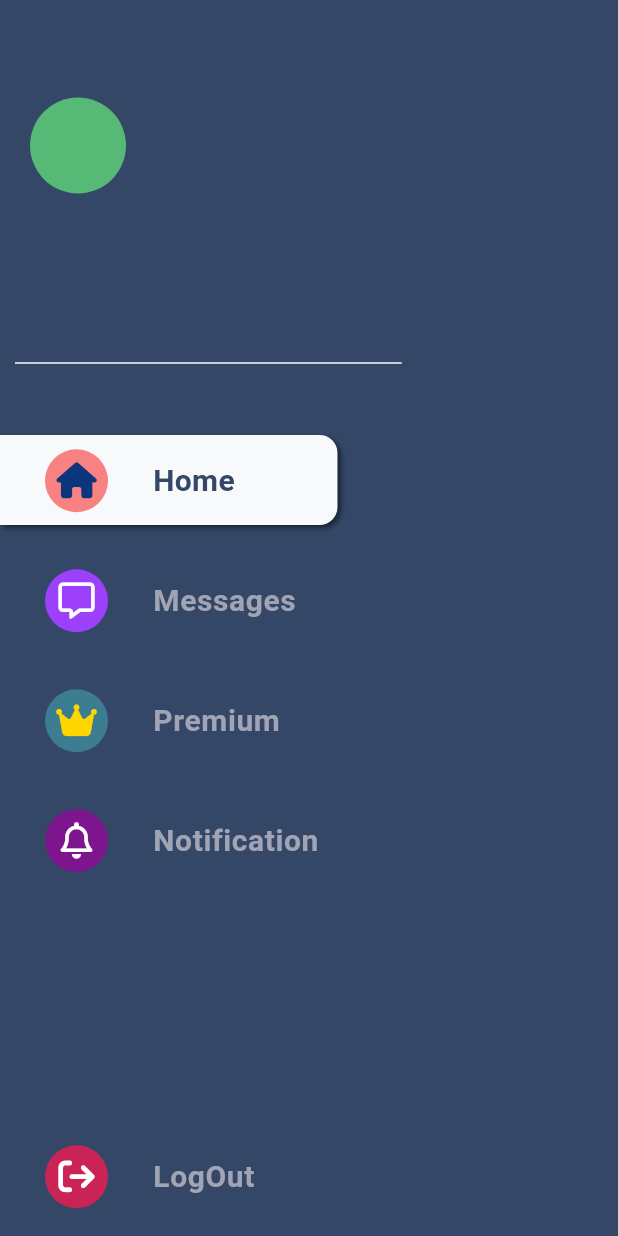
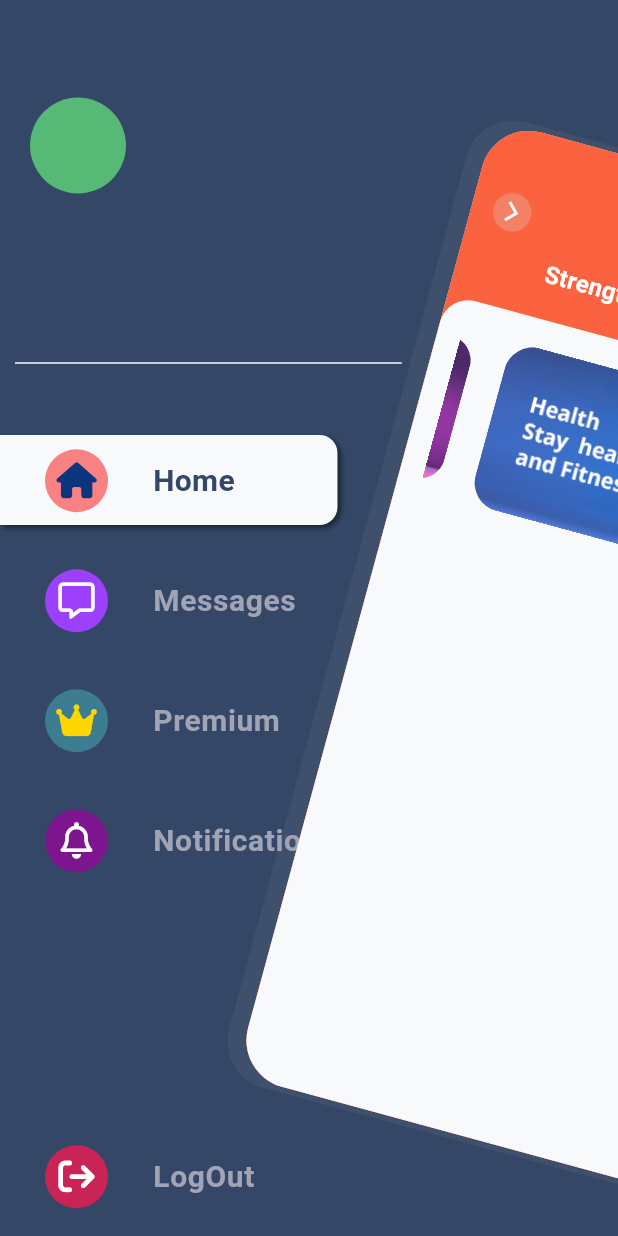
Before and after one commit to Inferno-Team/healthy_minder, a Flutter app: the HomePage screen opened by its route, after a tap on the "menu" icon, on a phone screen of 412 x 824 dp. Run offline on Flutter 3.47's test engine with Material 3 defaults, Android fonts, the phone set to English and light mode, and no system bars; drawn by our look-alikes of carousel_slider; our stand-ins replace font_awesome_flutter, get, get_storage, multi_dropdown, percent_indicator; missing offline and left inert: dart_pusher_channels; accounts and stored records are empty.

Commit message:
fix some bugs and add drawer and fix image slider

```diff
--- a/lib/main.dart
+++ b/lib/main.dart
@@ -9,7 +9,7 @@ import 'package:healthy_minder/utils/translator.dart';
 
 void main() async {
   await GetStorage.init();
-  await PusherSocket().init();
+  // await PusherSocket().init();
   runApp(const MyApp());
 }
 
@@ -23,7 +23,7 @@ class MyApp extends StatelessWidget {
       getPages: HealthyRoutes.getPages(),
       debugShowCheckedModeBanner: false,
       initialRoute:
-          isLoggedIn ? HealthyRoutes.HomePageRoute : HealthyRoutes.loginRoute,
+          isLoggedIn ? HealthyRoutes.homePageRoute : HealthyRoutes.loginRoute,
       builder: (context, child) => Container(
         // textDirection: TextDirection.ltr,
         child: child ?? Container(),
--- a/lib/ui/auth/login/login_page.dart
+++ b/lib/ui/auth/login/login_page.dart
@@ -111,7 +111,7 @@ class LoginPage extends GetView<LoginViewmodel> {
                   child: custemBtn(
                     textbtn: Keys.login.name.tr,
                     onPressed: () {
-                      Get.toNamed(HealthyRoutes.HomePageRoute);
+                      Get.toNamed(HealthyRoutes.homePageRoute);
                     },
                   ),
                 )
--- a/lib/ui/auth/signup/thirt_signup/final_signup_viewmodel.dart
+++ b/lib/ui/auth/signup/final_signup/final_signup_viewmodel.dart
@@ -4,7 +4,7 @@ import 'package:healthy_minder/models/goal.dart';
 import 'package:healthy_minder/utils/storage_helper.dart';
 import 'package:multi_dropdown/models/value_item.dart';
 
-class ThirtSignupViewModel extends GetxController {
+class ThirdSignupViewModel extends GetxController {
   final _diseases = RxList<ValueItem<Disease>>.empty();
   final _goals = RxList<ValueItem<Goal>>.empty();
   final _selectedDiseases = [].obs;
--- a/lib/ui/auth/signup/second_signup/personal_info.dart
+++ b/lib/ui/auth/signup/second_signup/personal_info.dart
@@ -157,7 +157,7 @@ class SecondSignupPage extends GetView<PersonalInfoViewModel> {
                   child: custemBtn(
                     textbtn: Keys.next.name.tr,
                     onPressed: () {
-                      Get.toNamed(HealthyRoutes.thirtSignupRoute);
+                      Get.toNamed(HealthyRoutes.finalSignupRoute);
                     },
                   ),
                 )
--- a/lib/ui/auth/signup/second_signup/personal_info_binding.dart
+++ b/lib/ui/auth/signup/second_signup/personal_info_binding.dart
@@ -1,7 +1,7 @@
 import 'package:get/get.dart';
 import 'package:healthy_minder/ui/auth/signup/second_signup/personal_info_viewmodel.dart';
 
-class PersonalInfoBinding extends Bindings {
+class PersonalInfoBinding extends Bindings  {
   @override
   void dependencies() {
     Get.lazyPut(() => PersonalInfoViewModel());
--- a/lib/ui/custom/custem_card.dart
+++ b/lib/ui/custom/custem_card.dart
@@ -47,7 +47,7 @@ class CustemTrainingCard extends StatelessWidget {
                       Padding(
                         padding: const EdgeInsets.only(top: 10),
                         child: Text(
-                          Keys.exercies.name.tr + Keys.thisWeek.name.tr,
+                          Keys.exercise.name.tr + Keys.thisWeek.name.tr,
                           style: const TextStyle(
                               color: Color.fromRGBO(103, 116, 142, 1)),
                         ),
--- a/lib/ui/custom/custem_containerborder.dart
+++ b/lib/ui/custom/custem_containerborder.dart
@@ -3,6 +3,7 @@ import 'package:healthy_minder/utils/themes.dart';
 
 class CustemContainer extends StatelessWidget {
   final Widget child;
+
   const CustemContainer({super.key, required this.child});
 
   @override
@@ -12,11 +13,15 @@ class CustemContainer extends StatelessWidget {
     return SingleChildScrollView(
       scrollDirection: Axis.vertical,
       child: Container(
-        height: size.height - 172,
+        height: size.height - 150,
         decoration: const BoxDecoration(
-            color: Color.fromRGBO(248, 249, 250, 1),
-            borderRadius: BorderRadius.only(
-                topLeft: Radius.circular(24), topRight: Radius.circular(24))),
+          color: Color.fromRGBO(248, 249, 250, 1),
+          borderRadius: BorderRadius.only(
+            topLeft: Radius.circular(24),
+            topRight: Radius.circular(24),
+            bottomLeft: Radius.circular(40),
+          ),
+        ),
         child: child,
       ),
     );
--- a/lib/ui/home/home_biding.dart
+++ b/lib/ui/home/home_biding.dart
@@ -1,9 +1,12 @@
 import 'package:get/get.dart';
 import 'package:healthy_minder/ui/home/home_viewmodel.dart';
+import 'package:healthy_minder/ui/welcome/welcome_viewmodel.dart';
 
 class HomeBinding extends Bindings {
   @override
   void dependencies() {
+    Get.lazyPut(() => WelcomeViewModel());
     Get.lazyPut(() => HomeViewModel());
+
   }
 }
--- a/lib/ui/home/home_page.dart
+++ b/lib/ui/home/home_page.dart
@@ -1,9 +1,11 @@
 import 'package:flutter/material.dart';
 import 'package:font_awesome_flutter/font_awesome_flutter.dart';
 import 'package:get/get.dart';
+import 'package:healthy_minder/gen/assets.gen.dart';
 import 'package:healthy_minder/ui/custom/custem_circular_btn.dart';
 import 'package:healthy_minder/ui/custom/custem_containerborder.dart';
 import 'package:healthy_minder/ui/home/home_viewmodel.dart';
+import 'package:healthy_minder/ui/welcome/welcome_page.dart';
 import 'package:healthy_minder/utils/storage_helper.dart';
 import 'package:healthy_minder/utils/translator.dart';
 import 'package:healthy_minder/utils/constances.dart';
@@ -14,25 +16,98 @@ class HomePage extends GetView<HomeViewModel> {
 
   @override
   Widget build(BuildContext context) {
-    final List imglist = [
-      Image.asset('images/img01.jpg'),
-      Image.asset('images/img01.jpg'),
-      Image.asset('images/img01.jpg'),
-    ];
     Size size = MediaQuery.of(context).size;
 
-    return Scaffold(
+    return WillPopScope(
+      onWillPop: null,
+      child: Scaffold(
         backgroundColor: const Color.fromRGBO(251, 99, 64, 1),
-      body: ListView(children: [
-        SizedBox(
-          height: size.height - 40,
+        body: Stack(
+          children: [
+            const WelcomePage(),
+            Obx(
+              () => AnimatedContainer(
+                transform: Matrix4.translationValues(
+                  controller.xOffset,
+                  controller.yOffset,
+                  0,
+                )
+                  ..scale(controller.isDrawerOpen ? 0.80 : 1.00)
+                  ..rotateZ(controller.isDrawerOpen ? -50 : 0.00),
+                duration: const Duration(milliseconds: 200),
+                decoration: BoxDecoration(
+                  color: Colors.white,
+                  borderRadius: controller.isDrawerOpen
+                      ? BorderRadius.circular(40)
+                      : BorderRadius.circular(0),
+                  boxShadow: [
+                    BoxShadow(
+                      color: Colors.grey.withOpacity(0.1),
+                      spreadRadius: 5,
+                      offset: Offset(controller.xShadowOffset, 0),
+                    )
+                  ],
+                ),
+                child: SingleChildScrollView(
+                  physics: const NeverScrollableScrollPhysics(),
+                  child: Column(
+                    children: [
+                      Container(
+                        height: size.height,
+                        decoration: BoxDecoration(
+                          color: const Color.fromRGBO(251, 99, 64, 1),
+                          borderRadius: controller.isDrawerOpen
+                              ? BorderRadius.circular(40)
+                              : BorderRadius.circular(0),
+                        ),
                         child: Column(
                           mainAxisAlignment: MainAxisAlignment.start,
                           crossAxisAlignment: CrossAxisAlignment.start,
                           children: [
-              Container(
+                            CustomHomeTopBar(
+                              isDrawerOpen: controller.isDrawerOpen,
+                              toggleMenu: controller.toggleMenu,
+                            ),
+                            HomeScreen()
+                          ],
+                        ),
+                      ),
+                    ],
+                  ),
+                ),
+              ),
+            ),
+          ],
+        ),
+      ),
+    );
+  }
+}
+
+class CustomHomeTopBar extends StatelessWidget {
+  final bool isDrawerOpen;
+  final void Function()? toggleMenu;
+
+  const CustomHomeTopBar({
+    super.key,
+    required this.isDrawerOpen,
+    this.toggleMenu,
+  });
+
+  @override
+  Widget build(BuildContext context) {
+    return Container(
+      height: 150,
+      decoration: BoxDecoration(
         color: const Color.fromRGBO(251, 99, 64, 1),
-                height: 132,
+        borderRadius: isDrawerOpen
+            ? const BorderRadius.only(
+                topLeft: Radius.circular(40),
+              )
+            : const BorderRadius.only(
+                topLeft: Radius.circular(0),
+              ),
+      ),
       child: Padding(
         padding: const EdgeInsets.only(top: 32),
         child: Center(
@@ -40,19 +115,20 @@ class HomePage extends GetView<HomeViewModel> {
             mainAxisAlignment: MainAxisAlignment.center,
             crossAxisAlignment: CrossAxisAlignment.center,
             children: [
-                      Row(
-                        mainAxisAlignment: MainAxisAlignment.center,
+              Padding(
+                padding: const EdgeInsets.symmetric(horizontal: 18),
+                child: Row(
+                  mainAxisAlignment: MainAxisAlignment.spaceBetween,
                   crossAxisAlignment: CrossAxisAlignment.center,
                   children: [
                     CustemCircularBtn(
-                              onTap: () {
-                                Get.toNamed(HealthyRoutes.welcomeRoute);
-                              },
-                              containerchild: const Icon(
-                                Icons.menu,
+                      onTap: toggleMenu,
+                      containerchild: Icon(
+                        isDrawerOpen ? Icons.arrow_forward_ios : Icons.menu,
                         size: 20,
-                                color: Color.fromRGBO(255, 255, 255, 1),
-                              )),
+                        color: const Color.fromRGBO(255, 255, 255, 1),
+                      ),
+                    ),
                     Padding(
                       padding: const EdgeInsets.only(left: 16),
                       child: Text(
@@ -74,8 +150,11 @@ class HomePage extends GetView<HomeViewModel> {
                           FontAwesomeIcons.bell,
                           size: 20,
                           color: Color.fromRGBO(255, 255, 255, 1),
-                                  )))
+                        ),
+                      ),
+                    )
                   ],
+                ),
               ),
               Padding(
                 padding: const EdgeInsets.only(top: 12),
@@ -86,14 +165,32 @@ class HomePage extends GetView<HomeViewModel> {
                   style: const TextStyle(
                     fontWeight: FontWeight.bold,
                     fontSize: 20,
-                              color: Color.fromRGBO(255, 255, 255, 1)),
+                    color: Color.fromRGBO(255, 255, 255, 1),
+                  ),
                 ),
               )
             ],
-                  )),
           ),
         ),
-              CustemContainer(
+      ),
+    );
+  }
+}
+
+class HomeScreen extends StatelessWidget {
+  final List imgList = [
+    Assets.images.img01.path,
+    Assets.images.img02.path,
+    Assets.images.img03.path,
+  ];
+
+  HomeScreen({
+    super.key,
+  });
+
+  @override
+  Widget build(BuildContext context) {
+    return CustemContainer(
       child: Center(
         child: Padding(
           padding: const EdgeInsets.only(top: 24, left: 20, right: 20),
@@ -101,7 +198,7 @@ class HomePage extends GetView<HomeViewModel> {
             children: [
               CarouselSlider(
                   options: CarouselOptions(
-                            height: 150.0,
+                    height: 140.0,
                     aspectRatio: 16 / 9,
                     autoPlay: true,
                     autoPlayInterval: const Duration(seconds: 5),
@@ -110,20 +207,22 @@ class HomePage extends GetView<HomeViewModel> {
                     pauseAutoPlayOnTouch: true,
                     enlargeCenterPage: true,
                   ),
-                          items: imglist.map((i) {
+                  items: imgList.map((i) {
                     return Builder(
                       builder: (BuildContext context) {
                         return Container(
                           width: MediaQuery.of(context).size.width,
-                                  margin: const EdgeInsets.symmetric(
-                                      horizontal: 5.0),
+                          margin: const EdgeInsets.symmetric(horizontal: 5.0),
                           decoration: BoxDecoration(
                             borderRadius: BorderRadius.circular(24.0),
                             color: Colors.grey, // Set border color
                           ),
                           child: ClipRRect(
-                                    borderRadius: BorderRadius.circular(8.0),
-                                    child: Image.asset(''),
+                            borderRadius: BorderRadius.circular(24.0),
+                            child: Image.asset(
+                              i,
+                              fit: BoxFit.cover,
+                            ),
                           ),
                         );
                       },
@@ -132,11 +231,7 @@ class HomePage extends GetView<HomeViewModel> {
             ],
           ),
         ),
-              ))
-            ],
       ),
-        ),
-      ]),
     );
   }
 }
--- a/lib/ui/home/home_viewmodel.dart
+++ b/lib/ui/home/home_viewmodel.dart
@@ -1,4 +1,61 @@
+import 'dart:ui';
+
 import 'package:get/get.dart';
+import 'package:healthy_minder/ui/welcome/welcome_viewmodel.dart';
 import 'package:healthy_minder/utils/storage_helper.dart';
 
-class HomeViewModel extends GetxController {}
+class HomeViewModel extends GetxController {
+  final _xOffset = 0.0.obs;
+  final _yOffset = 0.0.obs;
+  final _xShadowOffset = 0.0.obs;
+  final _isDrawerOpen = false.obs;
+  final _direction = TextDirection.ltr.obs;
+  final _directionString = 'ltr'.obs;
+  final _currentRoute = ''.obs;
+  final _currentPath = ''.obs;
+
+  bool get isDrawerOpen => _isDrawerOpen.value;
+  double get xOffset => _xOffset.value;
+
+  double get yOffset => _yOffset.value;
+  double get xShadowOffset => _xShadowOffset.value;
+
+  @override
+  void onInit() {
+    _direction.value = StorageHelper.getTextDirection();
+    _directionString.value = StorageHelper.getTextDirection().name;
+    _calcShadowOffset();
+    _currentPath.value = '/home';
+    _currentRoute.value = 'home';
+    super.onInit();
+  }
+
+  void _calcShadowOffset() {
+    _directionString.value == TextDirection.ltr.name
+        ? _xShadowOffset.value = -10.0
+        : _xShadowOffset.value = 10.0;
+  }
+
+  void toggleMenu() {
+    String lang = StorageHelper.getSavedLanguage() ?? 'en';
+    if (lang == 'en') {
+      _xOffset.value = 330;
+    } else {
+      _xOffset.value = 0;
+    }
+    _yOffset.value = 80;
+    if (isDrawerOpen) {
+      _yOffset.value = 0;
+      _xOffset.value = 0;
+    }
+
+    _isDrawerOpen.value = !_isDrawerOpen.value;
+  }
+
+  void toggleLanguage() {
+    toggleMenu();
+    Get.locale = StorageHelper.swipeLanguage();
+    // _toggleDirection();
+    _calcShadowOffset();
+  }
+}
--- a/lib/utils/constances.dart
+++ b/lib/utils/constances.dart
@@ -5,8 +5,8 @@ import 'package:healthy_minder/ui/auth/signup/first_signup/signup_binding.dart';
 import 'package:healthy_minder/ui/auth/signup/first_signup/signup_page.dart';
 import 'package:healthy_minder/ui/auth/signup/second_signup/personal_info.dart';
 import 'package:healthy_minder/ui/auth/signup/second_signup/personal_info_binding.dart';
-import 'package:healthy_minder/ui/auth/signup/thirt_signup/final_signup_binding.dart';
-import 'package:healthy_minder/ui/auth/signup/thirt_signup/final_signup_page.dart';
+import 'package:healthy_minder/ui/auth/signup/final_signup/final_signup_binding.dart';
+import 'package:healthy_minder/ui/auth/signup/final_signup/final_signup_page.dart';
 import 'package:healthy_minder/ui/home/home_biding.dart';
 import 'package:healthy_minder/ui/home/home_page.dart';
 import 'package:healthy_minder/ui/welcome/welcome_binding.dart';
@@ -25,11 +25,11 @@ class Constance {
 
 class HealthyRoutes {
   static const String welcomeRoute = '/welcome';
-  static const String loginRoute = '/login-oage';
+  static const String loginRoute = '/login-page';
   static const String firstSignupRoute = '/first-signup-page';
   static const String secondSignupRoute = '/second-signup-page';
-  static const String thirtSignupRoute = '/thirt-signup-page';
-  static const String HomePageRoute = '/home';
+  static const String finalSignupRoute = '/third-signup-page';
+  static const String homePageRoute = '/home';
   static const String mapPageRoute = '/map';
   static const String setNamePageRoute = '/set-name';
 
@@ -59,7 +59,7 @@ class HealthyRoutes {
         transition: Transition.zoom,
       ),
       GetPage(
-        name: HealthyRoutes.HomePageRoute,
+        name: HealthyRoutes.homePageRoute,
         page: () => const HomePage(),
         binding: HomeBinding(),
         transition: Transition.zoom,
@@ -71,8 +71,8 @@ class HealthyRoutes {
         transition: Transition.zoom,
       ),
       GetPage(
-        name: HealthyRoutes.thirtSignupRoute,
-        page: () => const ThirtSignupPage(),
+        name: HealthyRoutes.finalSignupRoute,
+        page: () => const ThirdSignupPage(),
         binding: ThirdSignupBinding(),
         transition: Transition.zoom,
       ),
--- a/lib/utils/translator.dart
+++ b/lib/utils/translator.dart
@@ -38,7 +38,7 @@ class Translator extends Translations {
           Keys.notification.name: 'الاشعارات',
           Keys.logOut.name: 'تسجيل خروج',
           Keys.coach.name: 'المدرب',
-          Keys.exercies.name: ' تمارين',
+          Keys.exercise.name: ' تمارين',
           Keys.thisWeek.name: 'هذا الاسبوع ',
         },
         'en_US': {
@@ -77,7 +77,7 @@ class Translator extends Translations {
           Keys.notification.name: 'Notification',
           Keys.logOut.name: 'LogOut',
           Keys.coach.name: 'Coach',
-          Keys.exercies.name: 'Exercies ',
+          Keys.exercise.name: 'Exercise ',
           Keys.thisWeek.name: 'This Week ',
         },
       };
@@ -119,6 +119,6 @@ enum Keys {
   notification,
   logOut,
   coach,
-  exercies,
+  exercise,
   thisWeek
 }
```
Also changed, not shown: lib/gen/assets.gen.dart (+93 -0 lines), lib/ui/auth/signup/final_signup/final_signup_binding.dart (added, +9 -0 lines), lib/ui/auth/signup/final_signup/final_signup_page.dart (added, +116 -0 lines), lib/ui/auth/signup/thirt_signup/final_signup_binding.dart (deleted, +0 -9 lines), lib/ui/auth/signup/thirt_signup/final_signup_page.dart (deleted, +0 -120 lines), lib/ui/custom/custem_notification_card.dart (+5 -2 lines), 2 other files. Lines whose indentation alone changed are shown as unchanged.
